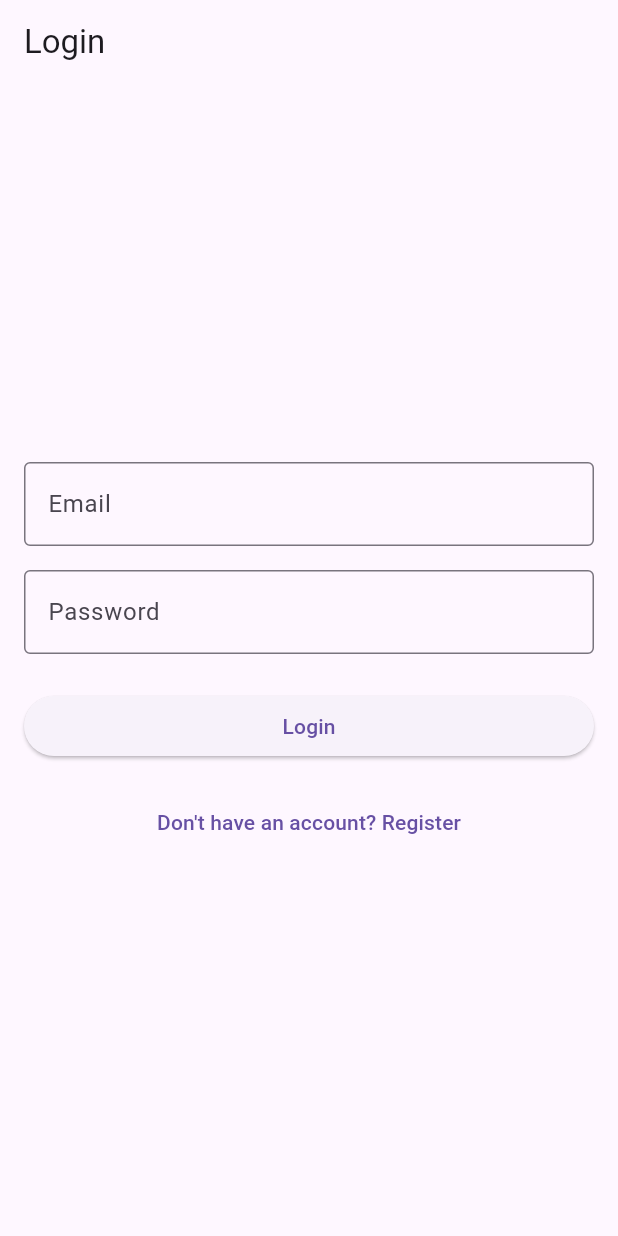
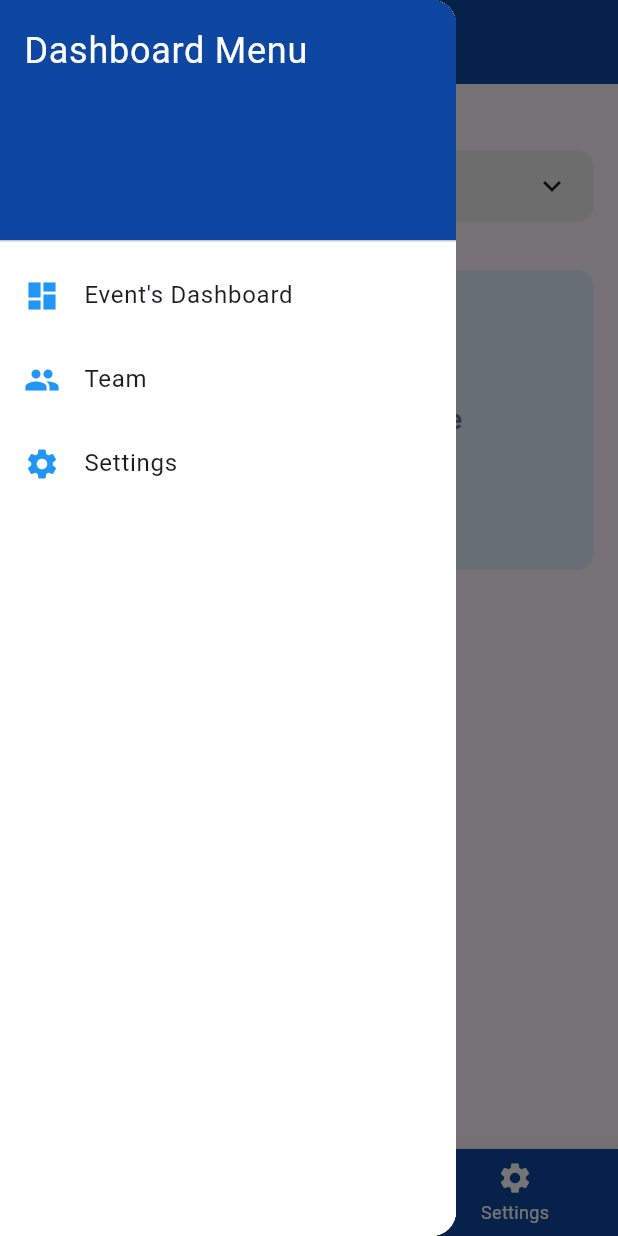
Before and after one commit to Infinite-Dynamics25/global_connect, a Flutter app: the screen it shows after launch, with the side drawer open (before the commit the screen has no drawer), on a phone screen of 412 x 824 dp. Run offline on Flutter 3.47's test engine with Material 3 defaults, Android fonts, the phone set to English and light mode, and no system bars.

Commit message:
update pages

```diff
--- a/lib/main.dart
+++ b/lib/main.dart
@@ -1,6 +1,7 @@
 import 'package:flutter/material.dart';
 import 'screens/login_page.dart';
 import 'screens/register_page.dart';
+import 'screens/dashboard_page.dart'; // Import the new dashboard page
 
 void main() {
   runApp(const MyApp());
@@ -14,10 +15,12 @@ class MyApp extends StatelessWidget {
     return MaterialApp(
       title: 'Login & Register App',
       theme: ThemeData(primarySwatch: Colors.blue),
-      initialRoute: '/',
+      // Set the initial route for testing
+      initialRoute: '/dashboard', // CHANGE THIS BACK LATER
       routes: {
         '/': (context) => const LoginPage(),
         '/register': (context) => const RegisterPage(),
+        '/dashboard': (context) => const DashboardPage(), // Add the new route
       },
     );
   }
--- a/lib/screens/dashboard_page.dart
+++ b/lib/screens/dashboard_page.dart
@@ -0,0 +1,273 @@
+import 'package:flutter/material.dart';
+import 'events_dashboard.dart';
+import 'settings.dart';
+import 'team.dart';
+
+void main() {
+  runApp(const MyApp());
+}
+
+class MyApp extends StatelessWidget {
+  const MyApp({super.key});
+
+  @override
+  Widget build(BuildContext context) {
+    return MaterialApp(
+      debugShowCheckedModeBanner: false,
+      title: 'Dashboard App',
+      theme: ThemeData(
+        primarySwatch: Colors.blue,
+        visualDensity: VisualDensity.adaptivePlatformDensity,
+        fontFamily: 'Inter',
+      ),
+      home: const DashboardPage(),
+    );
+  }
+}
+
+class DashboardPage extends StatefulWidget {
+  const DashboardPage({super.key});
+
+  @override
+  State<DashboardPage> createState() => _DashboardPageState();
+}
+
+class _DashboardPageState extends State<DashboardPage> {
+  int _selectedIndex = 0;
+  String _selectedOrganization = 'Acme Inc.';
+
+  void _onItemTapped(int index) {
+    setState(() {
+      _selectedIndex = index;
+    });
+  }
+
+  void _showOrganizationDropdown(BuildContext context) {
+    showDialog(
+      context: context,
+      builder: (BuildContext dialogContext) {
+        return Dialog(
+          shape: RoundedRectangleBorder(borderRadius: BorderRadius.circular(15.0)),
+          elevation: 10,
+          child: Padding(
+            padding: const EdgeInsets.symmetric(vertical: 10.0, horizontal: 10.0),
+            child: Column(
+              mainAxisSize: MainAxisSize.min,
+              crossAxisAlignment: CrossAxisAlignment.start,
+              children: <Widget>[
+                ListTile(
+                  title: const Text(
+                    'Acme Inc.',
+                    style: TextStyle(
+                      fontWeight: FontWeight.w500,
+                    ),
+                  ),
+                  onTap: () {
+                    setState(() {
+                      _selectedOrganization = 'Acme Inc.';
+                    });
+                    Navigator.of(dialogContext).pop();
+                  },
+                ),
+                ListTile(
+                  title: const Text(
+                    'Global Connect',
+                    style: TextStyle(
+                      fontWeight: FontWeight.w500,
+                    ),
+                  ),
+                  onTap: () {
+                    setState(() {
+                      _selectedOrganization = 'Global Connect';
+                    });
+                    Navigator.of(dialogContext).pop();
+                  },
+                ),
+                ListTile(
+                  tileColor: Colors.yellow[600],
+                  title: const Text(
+                    'Create New Organization',
+                    style: TextStyle(
+                      fontWeight: FontWeight.bold,
+                      color: Colors.white,
+                    ),
+                  ),
+                  trailing: const Icon(Icons.add_circle_outline, color: Colors.white),
+                  onTap: () {
+                    // TODO: Implement navigation to create new organization page
+                    Navigator.of(dialogContext).pop();
+                    ScaffoldMessenger.of(context).showSnackBar(
+                      const SnackBar(content: Text('Navigating to create new organization...')),
+                    );
+                  },
+                ),
+              ],
+            ),
+          ),
+        );
+      },
+    );
+  }
+
+  @override
+  Widget build(BuildContext context) {
+    return Scaffold(
+      appBar: AppBar(
+        backgroundColor: Colors.blue[900],
+        elevation: 0,
+        leading: Builder(
+          builder: (BuildContext context) {
+            return IconButton(
+              icon: const Icon(Icons.menu, color: Colors.white),
+              onPressed: () {
+                Scaffold.of(context).openDrawer();
+              },
+            );
+          },
+        ),
+        title: const Text(
+          'Home',
+          style: TextStyle(color: Colors.white),
+        ),
+      ),
+      drawer: Drawer(
+        child: Container(
+          color: Colors.white,
+          child: ListView(
+            padding: EdgeInsets.zero,
+            children: <Widget>[
+              DrawerHeader(
+                decoration: BoxDecoration(
+                  color: Colors.blue[900],
+                ),
+                child: const Text(
+                  'Dashboard Menu',
+                  style: TextStyle(
+                    color: Colors.white,
+                    fontSize: 24,
+                  ),
+                ),
+              ),
+              ListTile(
+                leading: const Icon(Icons.dashboard, color: Colors.blue),
+                title: const Text('Event\'s Dashboard'),
+                onTap: () {
+                  Navigator.pop(context); // Close the drawer
+                  Navigator.push(
+                    context,
+                    MaterialPageRoute(builder: (context) => const EventsDashboardPage()),
+                  );
+                },
+              ),
+              ListTile(
+                leading: const Icon(Icons.group, color: Colors.blue),
+                title: const Text('Team'),
+                onTap: () {
+                  Navigator.pop(context);
+                  Navigator.push(
+                    context,
+                    MaterialPageRoute(builder: (context) => const TeamPage()),
+                  );
+                },
+              ),
+              ListTile(
+                leading: const Icon(Icons.settings, color: Colors.blue),
+                title: const Text('Settings'),
+                onTap: () {
+                  Navigator.pop(context);
+                  Navigator.push(
+                    context,
+                    MaterialPageRoute(builder: (context) => const SettingsPage()),
+                  );
+                },
+              ),
+            ],
+          ),
+        ),
+      ),
+      body: SingleChildScrollView(
+        child: Padding(
+          padding: const EdgeInsets.all(16.0),
+          child: Column(
+            crossAxisAlignment: CrossAxisAlignment.start,
+            children: <Widget>[
+              const Text(
+                'Switch Organization',
+                style: TextStyle(
+                  fontSize: 14,
+                  fontWeight: FontWeight.w500,
+                  color: Colors.grey,
+                ),
+              ),
+              const SizedBox(height: 8),
+              GestureDetector(
+                onTap: () => _showOrganizationDropdown(context),
+                child: Container(
+                  padding: const EdgeInsets.symmetric(horizontal: 16, vertical: 12),
+                  decoration: BoxDecoration(
+                    color: Colors.grey[200],
+                    borderRadius: BorderRadius.circular(12),
+                  ),
+                  child: Row(
+                    mainAxisAlignment: MainAxisAlignment.spaceBetween,
+                    children: <Widget>[
+                      Text(
+                        _selectedOrganization,
+                        style: const TextStyle(
+                          fontSize: 16,
+                          fontWeight: FontWeight.bold,
+                        ),
+                      ),
+                      const Icon(Icons.keyboard_arrow_down),
+                    ],
+                  ),
+                ),
+              ),
+              const SizedBox(height: 32),
+              // Placeholder for the dashboard content
+              Container(
+                height: 200,
+                width: double.infinity,
+                decoration: BoxDecoration(
+                  color: Colors.blue[50],
+                  borderRadius: BorderRadius.circular(12),
+                ),
+                child: const Center(
+                  child: Text(
+                    'Dashboard Content Here',
+                    style: TextStyle(
+                      fontSize: 18,
+                      fontWeight: FontWeight.bold,
+                      color: Colors.blueGrey,
+                    ),
+                  ),
+                ),
+              ),
+            ],
+          ),
+        ),
+      ),
+      bottomNavigationBar: BottomNavigationBar(
+        backgroundColor: Colors.blue[900],
+        unselectedItemColor: Colors.white,
+        selectedItemColor: Colors.yellow[600],
+        items: const <BottomNavigationBarItem>[
+          BottomNavigationBarItem(
+            icon: Icon(Icons.home),
+            label: 'Home',
+          ),
+          BottomNavigationBarItem(
+            icon: Icon(Icons.business),
+            label: 'Organizations',
+          ),
+          BottomNavigationBarItem(
+            icon: Icon(Icons.settings),
+            label: 'Settings',
+          ),
+        ],
+        currentIndex: _selectedIndex,
+        onTap: _onItemTapped,
+      ),
+    );
+  }
+}
```
Also changed, not shown: lib/screens/events_dashboard.dart (added, +21 -0 lines), lib/screens/settings.dart (added, +21 -0 lines), lib/screens/team.dart (added, +21 -0 lines).
